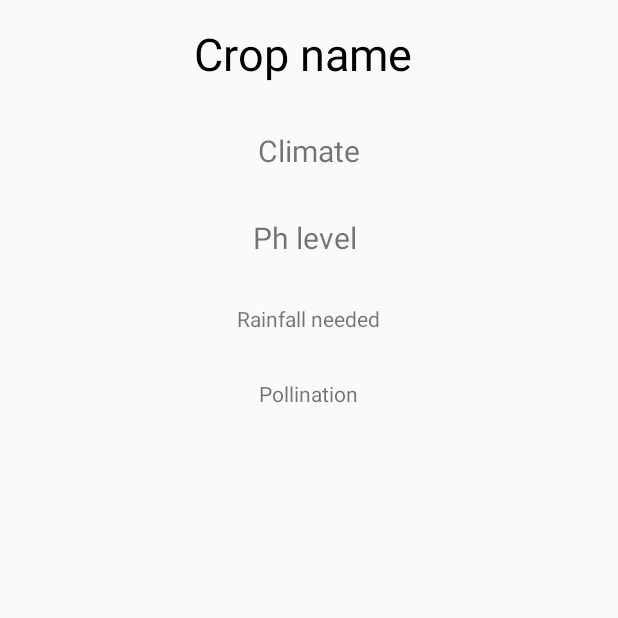
After one commit to achuth10/Dbms, an Android app: the CropView screen opened directly, with no data from a screen before it, on a phone screen of 412 x 824 dp, the top half of it. The commit adds this screen. Run offline under Robolectric (Android 15) with nearby library versions, the phone set to English and light mode, and no system bars.

Commit message:
Bug fixes

```diff
--- a/app/src/main/AndroidManifest.xml
+++ b/app/src/main/AndroidManifest.xml
@@ -11,7 +11,8 @@
         android:roundIcon="@mipmap/ic_launcher_round"
         android:supportsRtl="true"
         android:theme="@style/AppTheme">
-        <activity android:name=".Activities.Home"></activity>
+        <activity android:name=".Activities.CropView"></activity>
+        <activity android:name=".Activities.Home" />
         <activity android:name=".Activities.Login">
             <intent-filter>
                 <action android:name="android.intent.action.MAIN" />
--- /dev/null
+++ b/app/src/main/java/com/example/dbms/Activities/CropView.java
@@ -0,0 +1,16 @@
+package com.example.dbms.Activities;
+
+import androidx.appcompat.app.AppCompatActivity;
+
+import android.os.Bundle;
+
+import com.example.dbms.R;
+
+public class CropView extends AppCompatActivity {
+
+    @Override
+    protected void onCreate(Bundle savedInstanceState) {
+        super.onCreate(savedInstanceState);
+        setContentView(R.layout.activity_crop_view);
+    }
+}
--- a/app/src/main/java/com/example/dbms/Activities/Home.java
+++ b/app/src/main/java/com/example/dbms/Activities/Home.java
@@ -44,6 +44,12 @@ private BottomNavigationView bottomNavigationView;
                 return loadFragment(fragment);
             }
         });
+        bottomNavigationView.setOnNavigationItemReselectedListener(new BottomNavigationView.OnNavigationItemReselectedListener() {
+            @Override
+            public void onNavigationItemReselected(@NonNull MenuItem menuItem) {
+                //Do nothing
+            }
+        });
     }
 
 
--- a/app/src/main/java/com/example/dbms/Fragments/Profile.java
+++ b/app/src/main/java/com/example/dbms/Fragments/Profile.java
@@ -20,6 +20,7 @@ public class Profile extends Fragment {
 
     public Profile() {
         // Required empty public constructor
+        setRetainInstance(true);
     }
 
 
--- a/app/src/main/java/com/example/dbms/Models/Constants.java
+++ b/app/src/main/java/com/example/dbms/Models/Constants.java
@@ -7,6 +7,7 @@ public class Constants {
     public  static final String LOGIN_URL = DB_URL + "login.php";
     public  static final String TEST_URL = DB_URL + "TestConnection.php";
     public  static final String ADDCROP_URL = DB_URL + "AddCrop.php";
+    public  static final String VIEWCROP_URL = DB_URL + "CropView.php";
     public  static final String LISTCROP_URL = DB_URL + "ListCrop.php";
     public  static final String KEY_NAME = "name";
     public  static final String KEY_EMAIL = "email";
--- /dev/null
+++ b/app/src/main/res/layout/activity_crop_view.xml
@@ -0,0 +1,69 @@
+<?xml version="1.0" encoding="utf-8"?>
+<RelativeLayout xmlns:android="http://schemas.android.com/apk/res/android"
+    xmlns:app="http://schemas.android.com/apk/res-auto"
+    xmlns:tools="http://schemas.android.com/tools"
+    android:layout_width="match_parent"
+    android:layout_height="match_parent"
+    tools:context=".Activities.CropView">
+
+
+    <TextView
+        android:layout_width="wrap_content"
+        android:layout_height="wrap_content"
+        android:layout_centerHorizontal="true"
+        android:text="Crop name "
+        android:textSize="30dp"
+        android:textColor="#000000"
+        android:layout_margin="15dp"
+        android:id="@+id/CropNameTxt"/>
+
+
+
+    <TextView
+        android:layout_width="wrap_content"
+        android:layout_height="wrap_content"
+        android:layout_centerHorizontal="true"
+        android:text="Climate"
+        android:layout_below="@id/CropNameTxt"
+        android:textSize="20dp"
+        android:layout_margin="15dp"
+        android:id="@+id/ClimateTxt"/>
+
+
+
+
+
+    <TextView
+        android:layout_width="wrap_content"
+        android:layout_height="wrap_content"
+        android:layout_centerHorizontal="true"
+        android:text="Ph level "
+        android:layout_below="@id/ClimateTxt"
+        android:textSize="20dp"
+        android:layout_margin="15dp"
+        android:id="@+id/PhTxt"/>
+
+
+    <TextView
+        android:layout_width="wrap_content"
+        android:layout_height="wrap_content"
+        android:layout_centerHorizontal="true"
+        android:layout_below="@id/PhTxt"
+        android:id="@+id/RainfallTxt"
+        android:text="Rainfall needed"
+        android:layout_margin="15dp"/>
+
+    <TextView
+        android:layout_width="wrap_content"
+        android:layout_height="wrap_content"
+        android:text="Pollination"
+        android:id="@+id/PollinationTxt"
+        android:layout_below="@id/RainfallTxt"
+        android:layout_margin="15dp"
+        android:layout_centerHorizontal="true"/>
+
+
+
+
+
+</RelativeLayout>
--- a/app/src/main/res/values/styles.xml
+++ b/app/src/main/res/values/styles.xml
@@ -1,7 +1,7 @@
 <resources>
 
     <!-- Base application theme. -->
-    <style name="AppTheme" parent="Theme.AppCompat.Light.DarkActionBar">
+    <style name="AppTheme" parent="Theme.AppCompat.Light.NoActionBar">
         <!-- Customize your theme here. -->
         <item name="colorPrimary">@color/colorPrimary</item>
         <item name="colorPrimaryDark">@color/colorPrimaryDark</item>
```
Also changed, not shown: app/src/main/java/com/example/dbms/Activities/Login.java (+10 -4 lines), app/src/main/java/com/example/dbms/Fragments/Dashboard.java (+80 -1 lines), app/src/main/java/com/example/dbms/Fragments/HomePage.java (+7 -2 lines), app/src/main/res/layout/fragment_dashboard.xml (+14 -7 lines), app/src/main/res/layout/fragment_profile.xml (+73 -55 lines).
